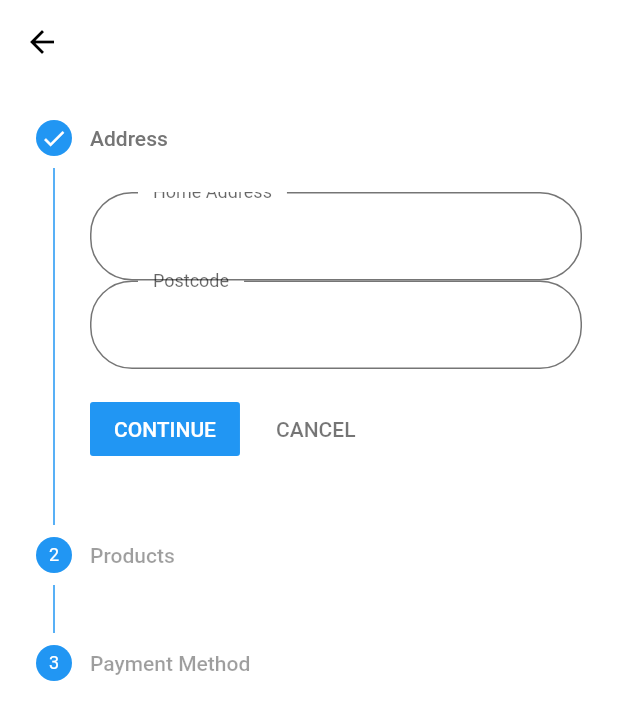
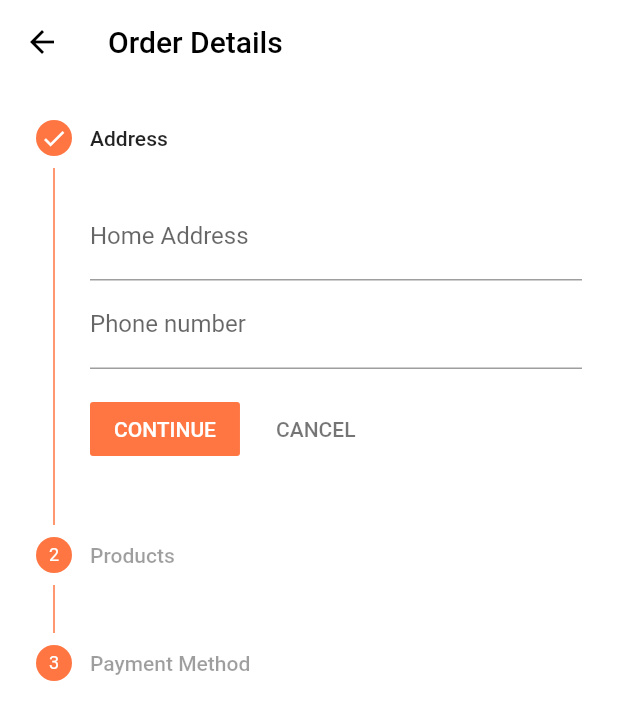
Before and after one commit to thanhhaile051020/flutter_shop, a Flutter app: the OrderDetailPage screen opened by its route, on a phone screen of 412 x 824 dp. Shown: the top 720 px of the screen. Run offline on Flutter 3.47's test engine with Material 2 defaults, Android fonts, the phone set to English and light mode, and no system bars; our stand-ins replace cached_network_image, flutter_secure_storage, flutter_svg, get, google_fonts, image_picker and 3 more; missing offline and left inert: day_night_switcher, hawk_fab_menu; accounts and stored records are empty; Roboto replaces fonts that are missing (Muli).

Commit message:
linh tinh

```diff
--- a/shop_app/lib/main.dart
+++ b/shop_app/lib/main.dart
@@ -101,13 +101,13 @@ class MyApp extends StatelessWidget {
                 LoginPage.routeName: (ctx) => LoginPage(),
                 // CartScreen.routeName: (ctx) => CartScreen(),
                 // ProductDetailScreen.routeName: (ctx) => ProductDetailScreen(),
-                DetailsScreen.routeName: (ctx) => DetailsScreen(),
+                DetailsScreen.routeName: (ctx) => DetailsScreen(), //new
+                CartScreen.routeName: (ctx) => CartScreen(), // new
                 AddProductScreen.routeName: (ctx) => AddProductScreen(),
                 SearchPage.routeName: (ctx) => SearchPage(),
                 UserDetailScreenAdmin.routeName: (ctx) =>
                     UserDetailScreenAdmin(),
                 MyAccountPage.routeName: (ctx) => MyAccountPage(),
-                CartScreen.routeName: (ctx) => CartScreen(),
                 MyOrderPage.routeName: (ctx) => MyOrderPage(),
                 MyProduct.routeName: (ctx) => MyProduct(),
                 MyFavScreen.routeName: (ctx) => MyFavScreen(),
--- a/shop_app/lib/screens/cart/cartPage.dart
+++ b/shop_app/lib/screens/cart/cartPage.dart
@@ -26,9 +26,7 @@ class CartScreen extends StatelessWidget {
           title: Text(
             'Cart',
             style: Theme.of(context).textTheme.headline6!.copyWith(
-                  color: Theme.of(context).brightness == Brightness.dark
-                      ? null
-                      : Colors.white,
+                  color: Color.fromARGB(255, 0, 0, 0),
                 ),
           ),
         ),
--- a/shop_app/lib/screens/cart/components/check_out_card.dart
+++ b/shop_app/lib/screens/cart/components/check_out_card.dart
@@ -47,7 +47,7 @@ class CheckoutCard extends StatelessWidget {
                     children: [
                       TextSpan(
                         text: "\$" + total,
-                        style: TextStyle(fontSize: 16, color: Colors.black),
+                        style: TextStyle(fontSize: 20, color: Colors.black),
                       ),
                     ],
                   ),
--- a/shop_app/lib/screens/home/components/home_header.dart
+++ b/shop_app/lib/screens/home/components/home_header.dart
@@ -25,7 +25,6 @@ class HomeHeader extends StatelessWidget {
           SearchField(),
           IconBtnWithCounter(
               svgSrc: "assets/icons/Cart Icon.svg",
-              // press: () => Navigator.pushNamed(context, CartScreen.routeName),
               press: () {
                 Navigator.of(context).pushNamed(CartScreen.routeName);
               }),
--- a/shop_app/lib/screens/order_detail_screen.dart
+++ b/shop_app/lib/screens/order_detail_screen.dart
@@ -7,6 +7,7 @@ import 'package:shop_app/models/cart.dart';
 import 'package:shop_app/provider/cartProvider.dart';
 import 'package:shop_app/widgets/cart_item.dart';
 import 'package:shop_app/widgets/paypal_payment.dart';
+import 'package:shared_preferences/shared_preferences.dart';
 
 class OrderDetailPage extends StatefulWidget {
   static const routeName = "order-detail";
@@ -24,6 +25,10 @@ class _OrderDetailPageState extends State<OrderDetailPage> {
   void placeOrder() async {
     try {
       await Provider.of<Cart>(context, listen: false).placeOrder();
+      // _cart.map((cartItem) =>
+      //     Provider.of<Cart>(context, listen: false).remove(cartItem.id));
+      // SAO K DELETE DC ???
+
       showDialog(
         context: context,
         builder: (context) => AlertDialog(
@@ -107,10 +112,14 @@ class _OrderDetailPageState extends State<OrderDetailPage> {
             style: Theme.of(context)
                 .textTheme
                 .headline6!
-              .copyWith(color: Colors.white),
+                .copyWith(color: Color.fromARGB(255, 0, 0, 0)),
           ),
         ),
-      body: Stepper(
+        body: Theme(
+          data: ThemeData(
+              // primarySwatch: Color(0xFFFF7643),
+              colorScheme: ColorScheme.light(primary: Color(0xFFFF7643))),
+          child: Stepper(
             steps: [
               Step(
                 title: new Text('Address'),
@@ -120,12 +129,13 @@ class _OrderDetailPageState extends State<OrderDetailPage> {
                       decoration: InputDecoration(labelText: 'Home Address'),
                     ),
                     TextFormField(
-                  decoration: InputDecoration(labelText: 'Postcode'),
+                      decoration: InputDecoration(labelText: 'Phone number'),
                     ),
                   ],
                 ),
                 isActive: _currentStep >= 0,
-            state: _currentStep >= 0 ? StepState.complete : StepState.disabled,
+                state:
+                    _currentStep >= 0 ? StepState.complete : StepState.disabled,
               ),
               Step(
                 title: new Text('Products'),
@@ -135,7 +145,8 @@ class _OrderDetailPageState extends State<OrderDetailPage> {
                   ],
                 ),
                 isActive: _currentStep >= 0,
-            state: _currentStep >= 1 ? StepState.complete : StepState.disabled,
+                state:
+                    _currentStep >= 1 ? StepState.complete : StepState.disabled,
               ),
               Step(
                 title: new Text('Payment Method'),
@@ -147,7 +158,8 @@ class _OrderDetailPageState extends State<OrderDetailPage> {
                   ],
                 ),
                 isActive: _currentStep >= 0,
-            state: _currentStep >= 2 ? StepState.complete : StepState.disabled,
+                state:
+                    _currentStep >= 2 ? StepState.complete : StepState.disabled,
               ),
             ],
             currentStep: _currentStep,
@@ -155,7 +167,7 @@ class _OrderDetailPageState extends State<OrderDetailPage> {
             onStepTapped: tapped,
             onStepContinue: continued,
           ),
-    );
+        ));
   }
 
   Row paymentOption(String val) {
--- a/shop_app/lib/widgets/custom_app_drawer.dart
+++ b/shop_app/lib/widgets/custom_app_drawer.dart
@@ -4,6 +4,7 @@ import 'package:day_night_switcher/day_night_switcher.dart';
 
 import 'package:provider/provider.dart';
 import 'package:shop_app/provider/authProvider.dart';
+import 'package:shop_app/screens/cart/cartPage.dart';
 import 'package:shop_app/screens/cartPage.dart';
 import 'package:shop_app/screens/my_account_page.dart';
 import 'package:shop_app/screens/my_favorite_screen.dart';
--- a/shop_app/lib/widgets/user_tile.dart
+++ b/shop_app/lib/widgets/user_tile.dart
@@ -10,7 +10,7 @@ class UserTile extends StatelessWidget {
   const UserTile({
     Key? key,
     required user.User user,
-  })   : _user = user,
+  })  : _user = user,
         super(key: key);
 
   final user.User _user;
--- a/shop_app/pubspec.yaml
+++ b/shop_app/pubspec.yaml
@@ -41,6 +41,7 @@ dependencies:
   webview_flutter: ^3.0.4
   flutter_svg: ^1.0.3
   get: ^4.6.5
+  shared_preferences: ^2.0.15
 
 dev_dependencies:
   flutter_test:
```
Also changed, not shown: shop_app/lib/screens/details/details_screen.dart (+12 -35 lines), shop_app/lib/widgets/cart_item.dart (+4 -3 lines), shop_app/pubspec.lock. Lines whose indentation alone changed are shown as unchanged.
